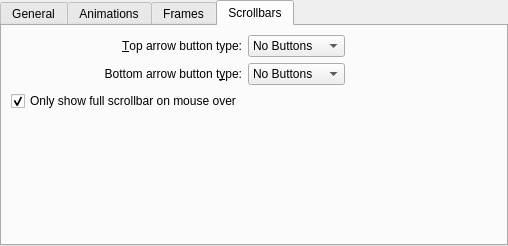
Before: the Qt Designer form kstyle/config/ui/breezestyleconfig.ui in Luwx/Lightly, drawn with Qt 5.
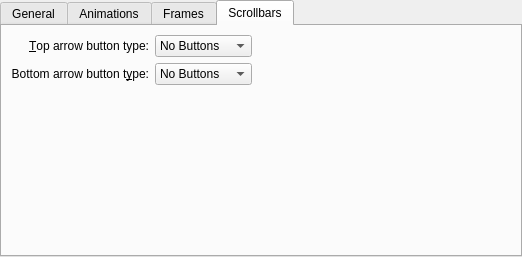
After: the same form once the commit is applied. The open tabs and pages were chosen to show the change.

Commit message:
make scrollbar size configurable
Summary:
make scrollbars size configurable with an enum, letting 3
allowed values, small, medium, large preferring it over
letting the user fiddle with pixel values
the default now is a tiny scrollbar.
(that can be done instead if needed)

Test Plan:
tried the 3 different values and checked that it updates
on the fly

Reviewers: #plasma, #vdg, hpereiradacosta

Reviewed By: hpereiradacosta

Subscribers: colomar, alex-l, plasma-devel

Tags: #plasma

Diff of the .ui file:
```diff
--- a/kstyle/config/ui/breezestyleconfig.ui
+++ b/kstyle/config/ui/breezestyleconfig.ui
@@ -6,8 +6,8 @@
    <rect>
     <x>0</x>
     <y>0</y>
-    <width>508</width>
-    <height>246</height>
+    <width>522</width>
+    <height>257</height>
    </rect>
   </property>
   <layout class="QVBoxLayout" name="verticalLayout_2">
@@ -365,7 +365,7 @@
          </item>
         </widget>
        </item>
-       <item row="3" column="0" colspan="3">
+       <item row="2" column="0" colspan="3">
         <spacer name="verticalSpacer_4">
          <property name="orientation">
           <enum>Qt::Vertical</enum>
@@ -378,16 +378,6 @@
          </property>
         </spacer>
        </item>
-       <item row="2" column="0">
-        <widget class="QCheckBox" name="_scrollBarShowOnMouseOver">
-         <property name="text">
-          <string>Only show full scrollbar on mouse over</string>
-         </property>
-         <property name="checked">
-          <bool>true</bool>
-         </property>
-        </widget>
-       </item>
       </layout>
      </widget>
     </widget>
```
Left out of the diff: 2 changed lines with no effect on the pictures. The commit also changes 6 other files.
